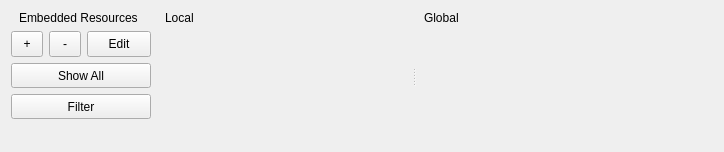
IDREsandbox/vsim, file src/ERBar.ui: the form before one commit.
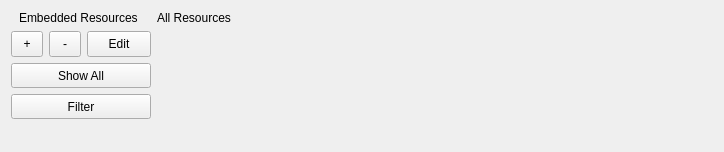
The form after the commit. The open tabs and pages were chosen to show the change. Custom widgets are drawn as their Qt base class.

```diff
--- a/src/ERBar.ui
+++ b/src/ERBar.ui
@@ -151,12 +151,44 @@
     </layout>
    </item>
    <item>
+    <widget class="QStackedWidget" name="stackedWidget">
+     <property name="currentIndex">
+      <number>1</number>
+     </property>
+     <widget class="QWidget" name="page_all">
+      <layout class="QGridLayout" name="gridLayout">
+       <property name="leftMargin">
+        <number>0</number>
+       </property>
+       <property name="topMargin">
+        <number>0</number>
+       </property>
+       <property name="rightMargin">
+        <number>0</number>
+       </property>
+       <property name="bottomMargin">
+        <number>0</number>
+       </property>
+       <item row="0" column="0">
+        <layout class="QVBoxLayout" name="verticalLayout_5" stretch="0,1">
+         <property name="spacing">
+          <number>2</number>
+         </property>
+         <item>
+          <widget class="QLabel" name="label_4">
+           <property name="text">
+            <string>All Resources</string>
+           </property>
+          </widget>
+         </item>
+         <item>
+          <widget class="ERScrollBox" name="all" native="true"/>
+         </item>
+        </layout>
+       </item>
+      </layout>
+     </widget>
     <widget class="QSplitter" name="splitter">
-     <property name="styleSheet">
-      <string notr="true">QSplitter {
-	background: rgba(0,0,0,0);
-}</string>
-     </property>
      <property name="orientation">
       <enum>Qt::Horizontal</enum>
      </property>
@@ -199,6 +231,7 @@
         <widget class="ERScrollBox" name="global" native="true"/>
        </item>
       </layout>
+      </widget>
      </widget>
     </widget>
    </item>
```
Lines whose indentation alone changed are shown as unchanged.
